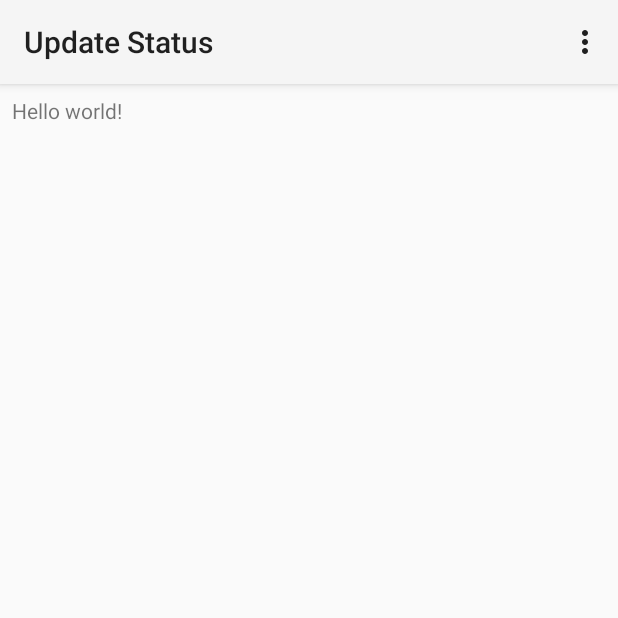
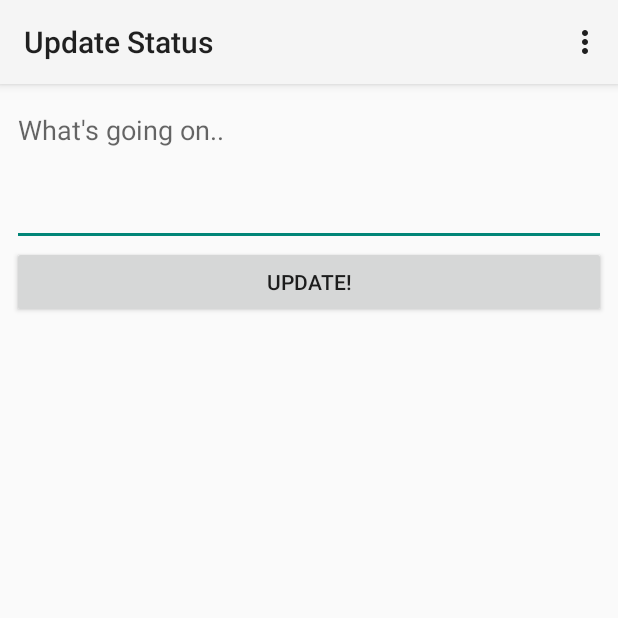
Before and after one commit to karimovisky/LiveUpdate, an Android app: the UpdateStatusActivity screen opened directly, with no data from a screen before it, on a phone screen of 412 x 824 dp, the top half of it. Run offline under Robolectric (Android 15) with nearby library versions, the phone set to English and light mode, and no system bars.

Commit message:
Update the view of the update status activity

```diff
--- a/app/src/main/java/liveupdate/geekstutorials/com/liveupdate/MainActivity.java
+++ b/app/src/main/java/liveupdate/geekstutorials/com/liveupdate/MainActivity.java
@@ -1,8 +1,8 @@
 package liveupdate.geekstutorials.com.liveupdate;
 
+import android.app.ListActivity;
 import android.content.Intent;
 import android.os.Bundle;
-import android.support.v7.app.AppCompatActivity;
 import android.view.Menu;
 import android.view.MenuItem;
 
@@ -10,7 +10,7 @@ import com.parse.Parse;
 import com.parse.ParseUser;
 
 
-public class MainActivity extends AppCompatActivity {
+public class MainActivity extends ListActivity {
 
     @Override
     protected void onCreate(Bundle savedInstanceState) {
--- a/app/src/main/res/layout/activity_update_status.xml
+++ b/app/src/main/res/layout/activity_update_status.xml
@@ -1,12 +1,21 @@
-<RelativeLayout xmlns:android="http://schemas.android.com/apk/res/android"
+<LinearLayout xmlns:android="http://schemas.android.com/apk/res/android"
     xmlns:tools="http://schemas.android.com/tools" android:layout_width="match_parent"
     android:layout_height="match_parent" android:paddingLeft="@dimen/activity_horizontal_margin"
     android:paddingRight="@dimen/activity_horizontal_margin"
     android:paddingTop="@dimen/activity_vertical_margin"
     android:paddingBottom="@dimen/activity_vertical_margin"
-    tools:context="liveupdate.geekstutorials.com.liveupdate.UpdateStatusActivity">
+    android:orientation="vertical">
 
-    <TextView android:text="@string/hello_world" android:layout_width="wrap_content"
-        android:layout_height="wrap_content" />
+    <EditText
+        android:id="@+id/updateStatusTextBox"
+        android:layout_width="match_parent"
+        android:layout_height="100dp"
+        android:hint="What's going on.."
+        android:gravity="top"/>
+    <Button
+        android:id="@+id/statusUpdateButton"
+        android:layout_width="match_parent"
+        android:layout_height="wrap_content"
+        android:text="Update!"/>
 
-</RelativeLayout>
+</LinearLayout>
```
Also changed, not shown: app/src/main/res/layout/activity_main.xml (+6 -5 lines).
